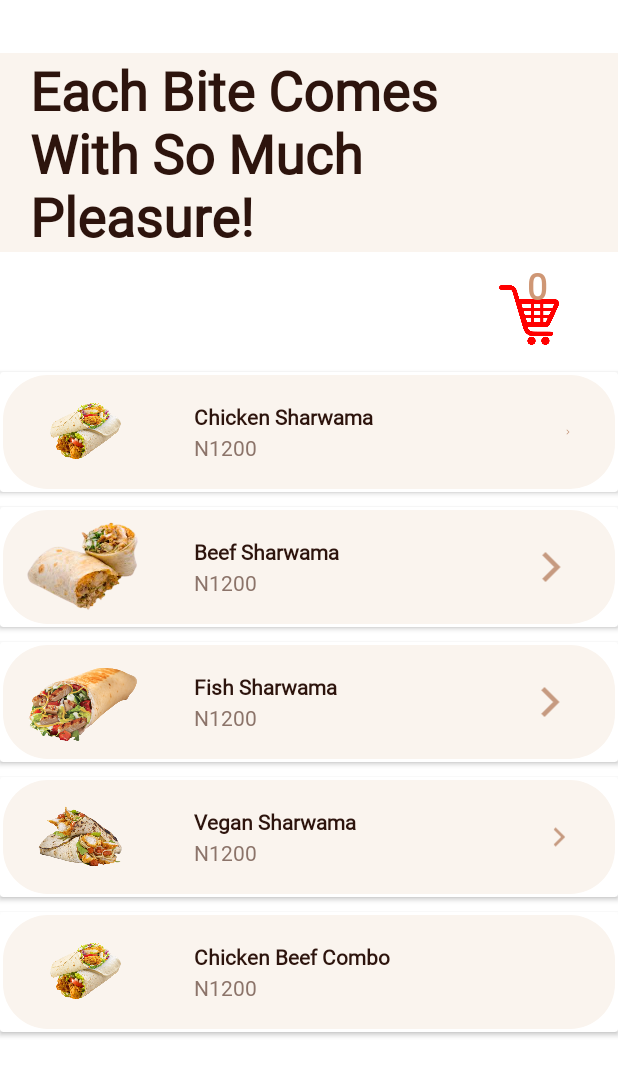
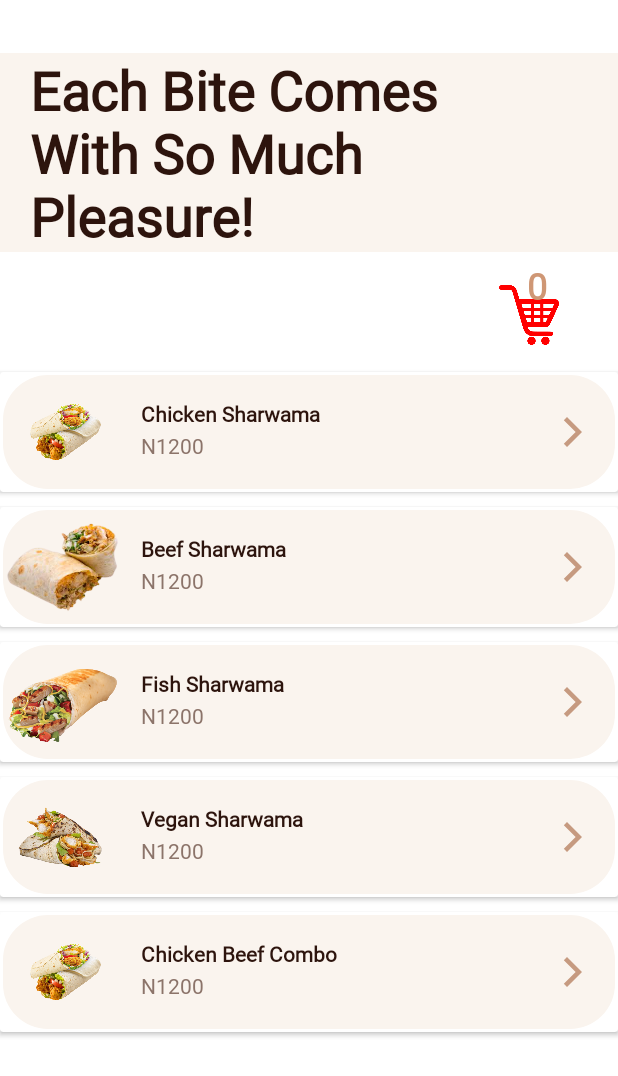
Before and after one commit to Ransom8/shawarma-hub, an Android app: the screen it shows after launch (MainActivity), on a phone screen of 412 x 824 dp. Shown: the top 1076 px of the screen. Run offline under Robolectric (Android 15) with nearby library versions, the phone set to English and light mode, and no system bars; our stand-ins replace Room's generated code.

Commit message:
UI Update

```diff
--- a/app/src/main/AndroidManifest.xml
+++ b/app/src/main/AndroidManifest.xml
@@ -4,7 +4,7 @@
 
     <application
         android:allowBackup="true"
-        android:icon="@mipmap/ic_launcher"
+        android:icon="@mipmap/background3"
         android:label="@string/app_name"
         android:roundIcon="@mipmap/ic_launcher_round"
         android:supportsRtl="true"
--- a/app/src/main/res/layout/shawarma_menu_recycler.xml
+++ b/app/src/main/res/layout/shawarma_menu_recycler.xml
@@ -1,15 +1,18 @@
 <?xml version="1.0" encoding="utf-8"?>
 <androidx.cardview.widget.CardView xmlns:android="http://schemas.android.com/apk/res/android"
     xmlns:app="http://schemas.android.com/apk/res-auto"
+    xmlns:tools="http://schemas.android.com/tools"
     android:layout_width="match_parent"
     android:layout_marginTop="10dp"
     android:layout_height="wrap_content">
 
-    <RelativeLayout
+    <androidx.constraintlayout.widget.ConstraintLayout
         android:layout_width="match_parent"
         android:layout_height="76dp"
         android:layout_margin="2dp"
-        android:background="@drawable/rounded_edges">
+        android:background="@drawable/rounded_edges"
+        app:layout_constraintBottom_toBottomOf="@+id/shawarmaName"
+        app:layout_constraintTop_toBottomOf="@+id/shawarmaName">
 
         <ImageView
             android:id="@+id/shawarmaImage"
@@ -17,8 +20,9 @@
             android:layout_height="80dp"
             android:layout_alignParentStart="true"
             android:layout_alignParentBottom="true"
-            android:layout_marginStart="13dp"
-            android:layout_marginBottom="0dp"
+            app:layout_constraintBottom_toBottomOf="parent"
+            app:layout_constraintStart_toStartOf="parent"
+            app:layout_constraintTop_toTopOf="parent"
             app:srcCompat="@drawable/shawarma2" />
 
         <TextView
@@ -26,13 +30,15 @@
             android:layout_width="wrap_content"
             android:layout_height="wrap_content"
             android:layout_alignParentTop="true"
-            android:layout_marginStart="34dp"
-            android:layout_marginTop="18dp"
+            android:layout_marginStart="92dp"
+            android:layout_marginTop="16dp"
             android:layout_toEndOf="@+id/shawarmaImage"
             android:fontFamily="@font/cabin"
             android:text="@string/Chicken_Shawarma"
             android:textColor="@color/Small_text_color"
-            android:textStyle="bold" />
+            android:textStyle="bold"
+            app:layout_constraintStart_toStartOf="parent"
+            app:layout_constraintTop_toTopOf="parent" />
 
         <ImageView
             android:id="@+id/imageView3"
@@ -41,11 +47,11 @@
             android:layout_alignParentTop="true"
             android:layout_alignParentEnd="true"
             android:layout_alignParentBottom="true"
-            android:layout_marginStart="128dp"
-            android:layout_marginTop="26dp"
-            android:layout_marginEnd="29dp"
-            android:layout_marginBottom="26dp"
+            android:layout_marginEnd="16dp"
             android:layout_toEndOf="@+id/shawarmaName"
+            app:layout_constraintBottom_toBottomOf="parent"
+            app:layout_constraintEnd_toEndOf="parent"
+            app:layout_constraintTop_toTopOf="parent"
             app:srcCompat="@drawable/ic_baseline_arrow_forward_ios_24" />
 
         <TextView
@@ -53,11 +59,13 @@
             android:layout_width="wrap_content"
             android:layout_height="wrap_content"
             android:layout_below="@+id/shawarmaName"
-            android:layout_marginStart="34dp"
-            android:layout_marginTop="1dp"
+            android:layout_marginTop="2dp"
+            android:layout_marginEnd="274dp"
             android:layout_toEndOf="@+id/shawarmaImage"
             android:fontFamily="@font/cabin"
             android:text="@string/shawarma_price"
-            android:textColor="@color/Counter_text_color" />
-    </RelativeLayout>
+            android:textColor="@color/Counter_text_color"
+            app:layout_constraintEnd_toEndOf="parent"
+            app:layout_constraintTop_toBottomOf="@+id/shawarmaName" />
+    </androidx.constraintlayout.widget.ConstraintLayout>
 </androidx.cardview.widget.CardView>
```
Also changed, not shown: app/src/main/res/mipmap-xxhdpi/background3.png (added).
